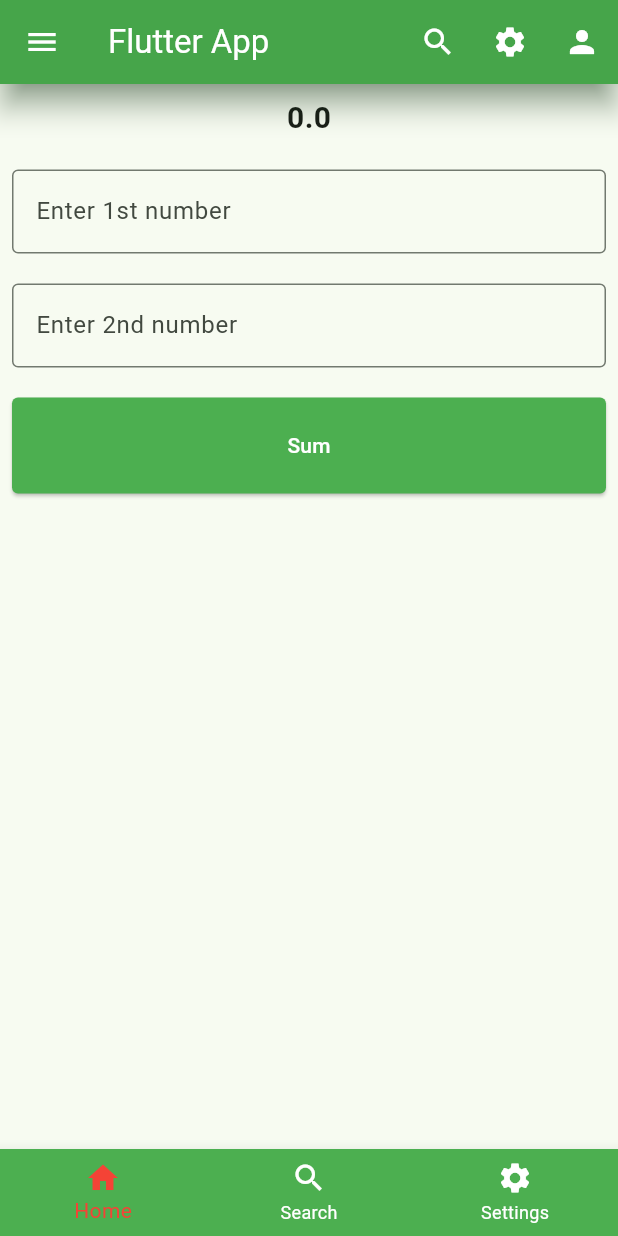
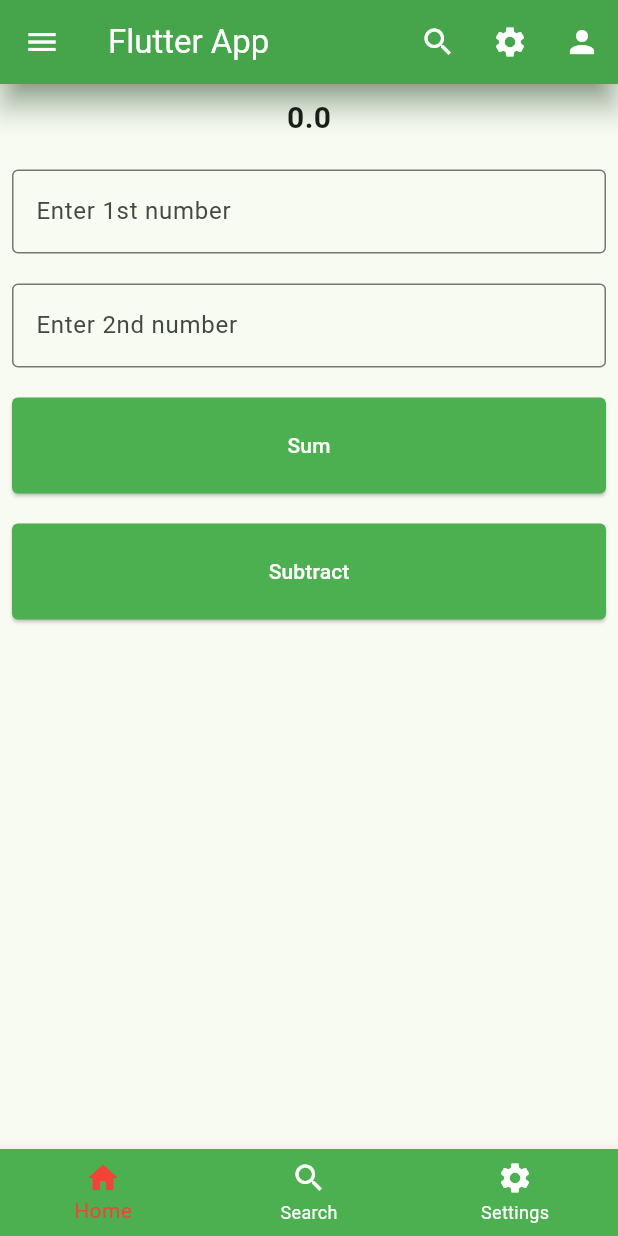
Before and after one commit to MdAnowarHosen/learn-flutter, a Flutter app: the screen it shows after launch, on a phone screen of 412 x 824 dp. Run offline on Flutter 3.47's test engine with Material 3 defaults, Android fonts, the phone set to English and light mode, and no system bars.

Commit message:
Update main.dart

```diff
--- a/lib/main.dart
+++ b/lib/main.dart
@@ -50,6 +50,12 @@ class SumAppUI extends State<SumApp> {
     Sum() {
       setState(() {
         sum = FormValues["Num1"]! + FormValues["Num2"]!;
+      });
+    }
+
+    Subtract() {
+      setState(() {
+        sum = FormValues["Num1"]! - FormValues["Num2"]!;
       });
     }
 
@@ -195,6 +201,17 @@ class SumAppUI extends State<SumApp> {
                 style: buttonStyle(),
               ),
             ),
+            SizedBox(height: 20),
+            Container(
+              width: double.infinity,
+              child: ElevatedButton(
+                onPressed: () {
+                  Subtract();
+                },
+                child: Text("Subtract"),
+                style: buttonStyle(),
+              ),
+            ),
           ],
         ),
       ),
```
